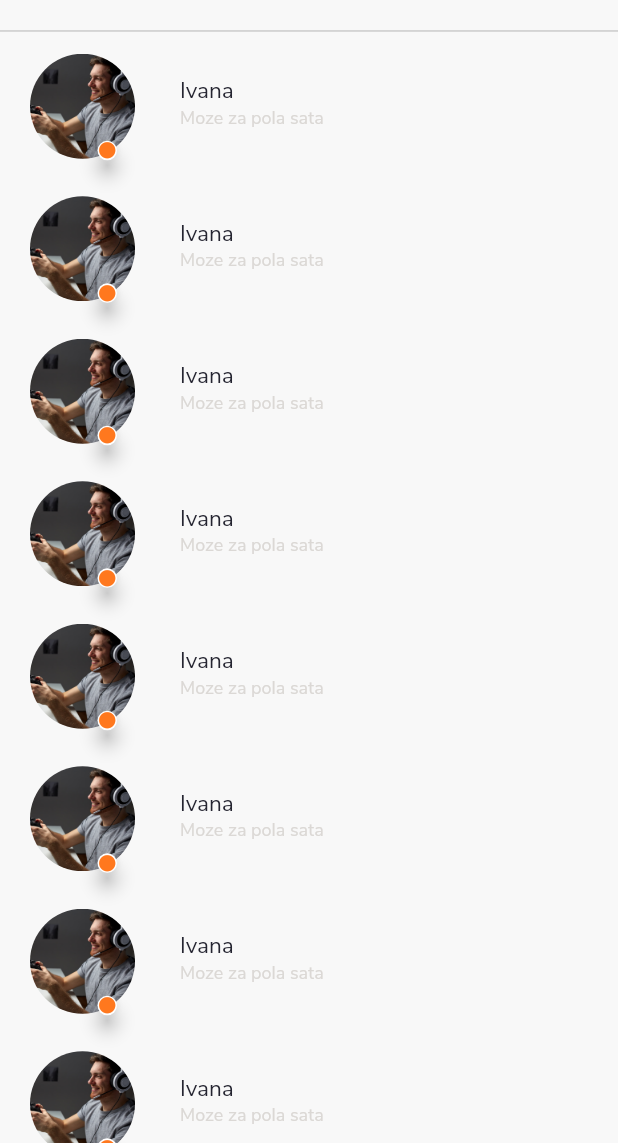
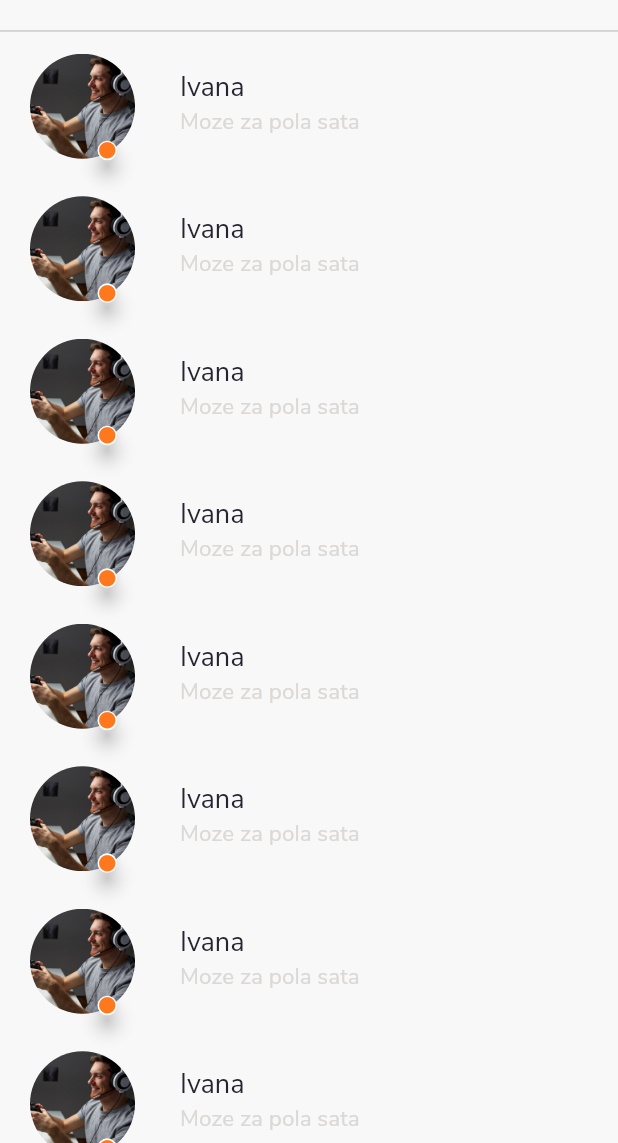
Before and after one commit to vrunds82/gamingpanda, a Flutter app: the chatscreen screen opened by its route, on a phone screen of 412 x 824 dp, the part 93-1236 px from its top. Run offline on Flutter 3.47's test engine with Material 2 defaults, Android fonts, the phone set to English and light mode, and no system bars; our stand-ins replace material_design_icons_flutter, shared_preferences; missing offline and left inert: flutter_range_slider; accounts and stored records are empty.

Commit message:
5-1-2020

```diff
--- a/lib/about_you.dart
+++ b/lib/about_you.dart
@@ -11,7 +11,8 @@ class _aboutuState extends State<aboutu> {
   @override
   Widget build(BuildContext context) {
     return SafeArea(
-      child: Scaffold(appBar: AppBar(automaticallyImplyLeading: false,
+      child: Scaffold(
+        appBar: AppBar(automaticallyImplyLeading: false,
         flexibleSpace: Container(
           decoration: BoxDecoration(
               gradient: LinearGradient(
@@ -67,7 +68,7 @@ class _aboutuState extends State<aboutu> {
              padding: const EdgeInsets.all(10.0),
              child: Column(
                children: <Widget>[
-                 SizedBox(height: 20,),
+
                  Row(
                    children: <Widget>[
                      customcard(),
--- a/lib/cardswipe.dart
+++ b/lib/cardswipe.dart
@@ -20,7 +20,7 @@ class _cardpageState extends State<cardpage> {
           CustomAppbar(),
           Expanded(
             child: Padding(
-              padding: const EdgeInsets.fromLTRB(3,1,3,0),
+              padding: const EdgeInsets.fromLTRB(5,5,5,10),
               child: ClipRRect(borderRadius: BorderRadius.all(
                 Radius.circular(20)
               ),
--- a/lib/chat.dart
+++ b/lib/chat.dart
@@ -75,12 +75,12 @@ class _chatscreenState extends State<chatscreen> {
                                 children: <Widget>[
                                   CustomText(
                                     text: "Ivana",
-                                    fontSize: 15,
+                                    fontSize:18,
                                   ),
                                   Text(
                                     'Moze za pola sata',
                                     style: TextStyle(
-                                        fontSize: 12, color: Global.greypandaicon),
+                                        fontSize: 15, color: Global.greypandaicon),
                                     textAlign: TextAlign.left,
                                   ),
                                 ],
```
